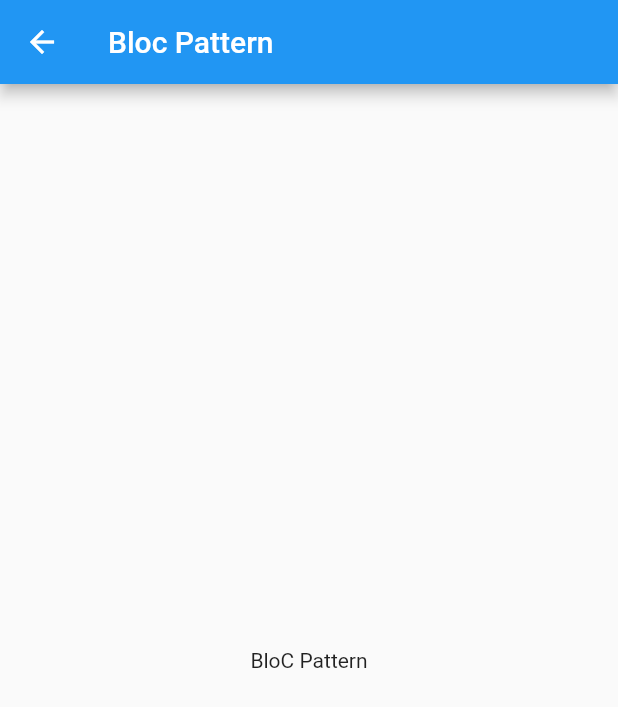
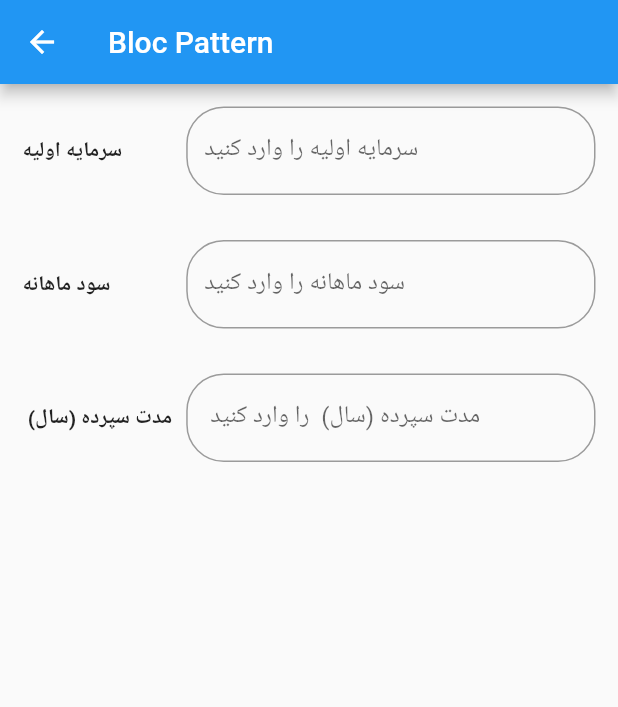
Before and after one commit to b3hzadsh/flutter-learning-section, a Flutter app: the BloCPattern screen opened directly, on a phone screen of 412 x 824 dp. Shown: the top 707 px of the screen. Run offline on Flutter 3.47's test engine with Material 2 defaults, Android fonts, the phone set to English and light mode, and no system bars.

Commit message:
add myrow file . working but not very fine

```diff
--- a/lib/bloc/bloc.dart
+++ b/lib/bloc/bloc.dart
@@ -4,9 +4,13 @@ class BloC {
   final StreamController strOne = new StreamController();
   get steChange => strOne.sink.add;
   get str => strOne.stream;
-
+  //
+  final StreamController strTwo = new StreamController();
+  get str2change => strTwo.sink.add;
+  get str2 => strTwo.stream;
   dispose() {
     strOne.close();
+    strTwo.close();
   }
 }
 
--- a/lib/pages/bloc_pattern.dart
+++ b/lib/pages/bloc_pattern.dart
@@ -1,15 +1,38 @@
 import 'package:flutter/material.dart';
+import 'package:section_all/bloc/bloc.dart';
+import 'package:section_all/src/models/my_row.dart';
+
+bool justArrive = true;
+Widget willSpawn;
 
 class BloCPattern extends StatelessWidget {
+  final TextEditingController _firstMoneyField = new TextEditingController();
+  final TextEditingController _soodField = new TextEditingController();
+  final TextEditingController _timeField = new TextEditingController();
   @override
   Widget build(BuildContext context) {
     return Scaffold(
       appBar: AppBar(
+        leading: IconButton(
+          onPressed: () {
+            Navigator.pop(context);
+            bloc.dispose();
+          },
+          icon: Icon(Icons.arrow_back),
+        ),
         title: Text("Bloc Pattern"),
+        actions: <Widget>[],
       ),
       body: Container(
         child: Center(
-          child: Text("BloC Pattern"),
+          child: Column(
+            children: <Widget>[
+              myRow("سرمایه اولیه", _firstMoneyField, (_) {}),
+              myRow("سود ماهانه", _soodField, (_) {}),
+              myRow(" مدت سپرده (سال) ", _timeField, (_) {}),
+              //justArrive ? Text("just arrived!") : willSpawn,
+            ],
+          ),
         ),
       ),
     );
--- /dev/null
+++ b/lib/src/models/my_row.dart
@@ -0,0 +1,35 @@
+import 'package:flutter/material.dart';
+
+Widget myRow(String text, TextEditingController s, Function f) {
+  return Container(
+    margin: EdgeInsets.all(15.0),
+    child: Row(
+      children: <Widget>[
+        Expanded(
+          child: Text(
+            text,
+            style:
+                TextStyle(fontWeight: FontWeight.bold, color: Colors.black87),
+          ),
+          flex: 2,
+        ),
+        Expanded(
+          flex: 5,
+          child: TextField(
+            onChanged: f,
+            decoration: InputDecoration(
+              labelText: "$text را وارد کنید",
+              border: new OutlineInputBorder(
+                borderRadius: new BorderRadius.circular(25.0),
+                borderSide: new BorderSide(),
+              ),
+              //fillColor: Colors.green
+            ),
+            controller: s,
+            keyboardType: TextInputType.number,
+          ),
+        )
+      ],
+    ),
+  );
+}
```
Also changed, not shown: lib/pages/stream.dart (+41 -28 lines), lib/src/models/cpmpound.dart (added, +20 -0 lines).
